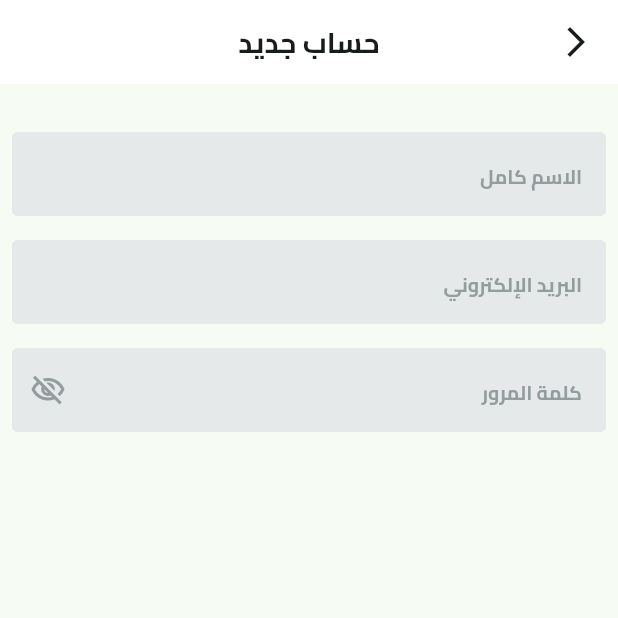
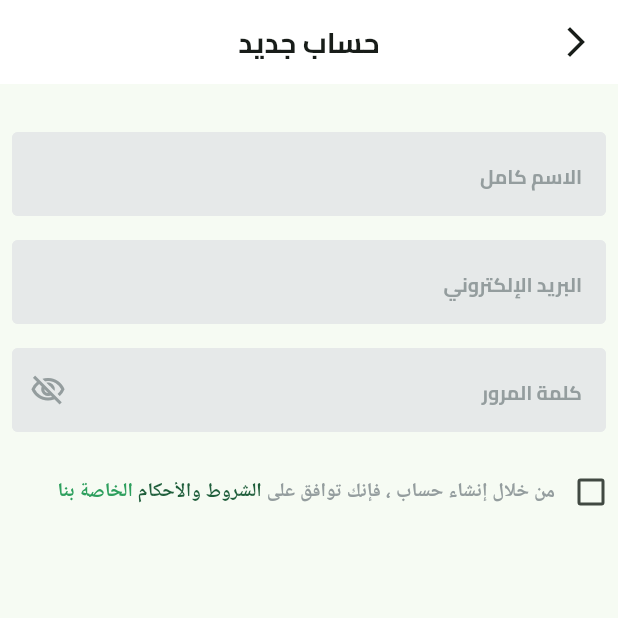
Before and after one commit to abotarek74/e_commerce, a Flutter app: the SiginupView screen opened by its route, on a phone screen of 412 x 824 dp, the top half of it. Run offline on Flutter 3.47's test engine with Material 3 defaults, Android fonts, the phone set to English and light mode, and no system bars; our stand-ins replace dots_indicator, flutter_svg, shared_preferences; accounts and stored records are empty.

Commit message:
siginup 3
Co-authored-by: Copilot <copilot@github.com>

```diff
--- a/lib/features/auth/presentation/views/siginup_view_body.dart
+++ b/lib/features/auth/presentation/views/siginup_view_body.dart
@@ -1,4 +1,5 @@
 import 'package:e_commerce/features/auth/presentation/views/widgets/custom_text_field.dart';
+import 'package:e_commerce/features/auth/presentation/views/widgets/tearms_and_condition.dart';
 import 'package:flutter/material.dart';
 
 class SiginupViewBody extends StatelessWidget {
@@ -33,6 +34,8 @@ class SiginupViewBody extends StatelessWidget {
                 color: Color(0XFF949D9E),
               ),
             ),
+            SizedBox(height: 16),
+            TearmsAndCondition(),
           ],
         ),
       ),
--- /dev/null
+++ b/lib/features/auth/presentation/views/widgets/tearms_and_condition.dart
@@ -0,0 +1,55 @@
+import 'package:e_commerce/constants.dart';
+import 'package:e_commerce/core/utils/app_color.dart';
+import 'package:e_commerce/core/utils/app_text_styles.dart';
+import 'package:flutter/gestures.dart';
+import 'package:flutter/material.dart';
+
+class TearmsAndCondition extends StatelessWidget {
+  const TearmsAndCondition({super.key});
+
+  @override
+  Widget build(BuildContext context) {
+    return Transform.translate(
+      offset: Offset(14, 0),
+      child: Row(
+        children: [
+          Checkbox(value: false, onChanged: (value) {}),
+          SizedBox(
+            width:
+                MediaQuery.sizeOf(context).width -
+                (KHhorizontalPadding * 2) -
+                47,
+            child: Text.rich(
+              TextSpan(
+                text: 'من خلال إنشاء حساب ، فإنك توافق على ',
+                style: TextStyles.semiBold13.copyWith(color: Color(0XFF949D9E)),
+                children: [
+                  TextSpan(
+                    text: 'الشروط والأحكام ',
+                    style: TextStyles.semiBold13.copyWith(
+                      color: AppColor.primaryColor,
+                    ),
+                  ),
+                  TextSpan(text: '', style: TextStyles.semiBold13.copyWith()),
+                  TextSpan(
+                    text: 'الخاصة ',
+                    style: TextStyles.semiBold13.copyWith(
+                      color: AppColor.lightPrimaryColor,
+                    ),
+                  ),
+                  TextSpan(text: '', style: TextStyles.semiBold13.copyWith()),
+                  TextSpan(
+                    text: 'بنا ',
+                    style: TextStyles.semiBold13.copyWith(
+                      color: AppColor.lightPrimaryColor,
+                    ),
+                  ),
+                ],
+              ),
+            ),
+          ),
+        ],
+      ),
+    );
+  }
+}
```
